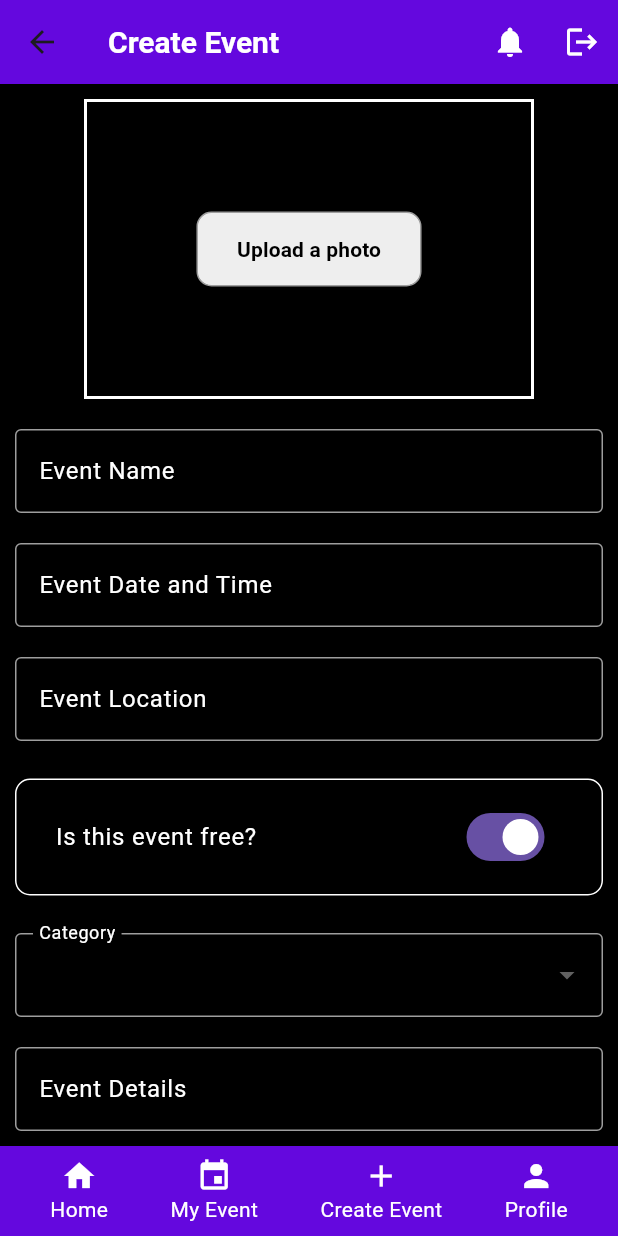
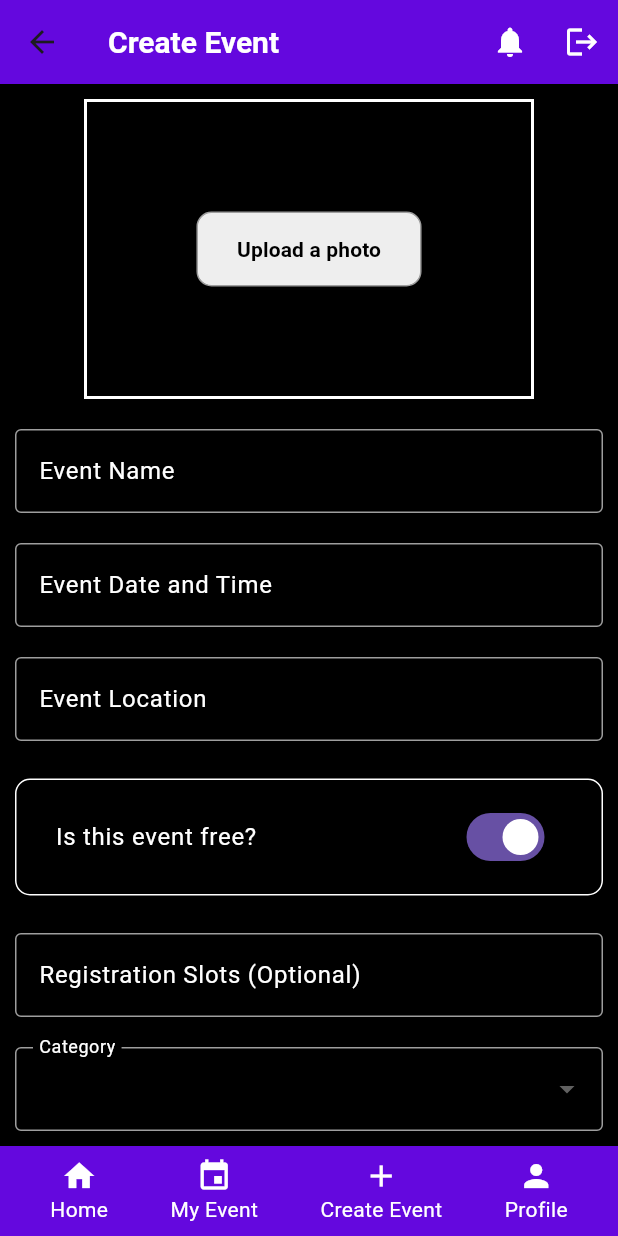
Before and after one commit to hanahumaira/EventHub, a Flutter app: the CreateEventPage screen opened directly with empty values, on a phone screen of 412 x 824 dp. Run offline on Flutter 3.47's test engine with Material 3 defaults, Android fonts, the phone set to English and light mode, and no system bars; our stand-ins replace cloud_firestore, firebase_auth, firebase_core, firebase_storage, get, image_picker and 1 more; accounts and stored records are empty.

Commit message:
Slots & Report button

```diff
--- a/lib/model/event.dart
+++ b/lib/model/event.dart
@@ -12,6 +12,8 @@ class Event {
   String details;
   String organiser;
   Timestamp timestamp;
+  int? registration;
+  int? slots;
 
   Event({
     required this.id,
@@ -25,6 +27,8 @@ class Event {
     required this.details,
     required this.organiser,
     required this.timestamp,
+    this.registration,
+    this.slots,
   });
 
   factory Event.fromSnapshot(DocumentSnapshot snapshot) {
@@ -53,6 +57,13 @@ class Event {
     // Extract 'timestamp' field as Timestamp
     Timestamp timestamp = data['timestamp'] ?? Timestamp.now();
 
+    // Extract 'registration' field, allow null if missing or invalid
+    int? registration =
+        data['registration'] is int ? data['registration'] as int : null;
+
+    // Extract 'slots' field, allow null if missing or invalid
+    int? slots = data['slots'] is int ? data['slots'] as int : null;
+
     return Event(
       id: snapshot.id,
       imageURL: data['imageURL'] ?? 'lib/images/mainpage.png',
@@ -65,6 +76,8 @@ class Event {
       details: data['details'] ?? '',
       organiser: data['organiser'] ?? '',
       timestamp: timestamp,
+      registration: registration,
+      slots: slots,
     );
   }
 
@@ -81,6 +94,8 @@ class Event {
       'details': details,
       'organiser': organiser,
       'timestamp': timestamp,
+      'registration': registration,
+      'slots': slots,
     };
   }
 
@@ -97,6 +112,8 @@ class Event {
       'details': details,
       'organiser': organiser,
       'timestamp': timestamp,
+      'registration': registration,
+      'slots': slots,
     };
   }
 }
--- a/lib/screen/organiser/create_event.dart
+++ b/lib/screen/organiser/create_event.dart
@@ -44,6 +44,7 @@ class _CreateEventPageState extends State<CreateEventPage> {
   File? _selectedImage;
   DateTime? _selectedDateTime;
   bool _isFreeEvent = true;
+  int? _selectedSlots;
 
   final _formKey = GlobalKey<FormState>();
   final _eventNameController = TextEditingController();
@@ -53,6 +54,7 @@ class _CreateEventPageState extends State<CreateEventPage> {
   final _feeLinkController = TextEditingController();
   final _organiserController = TextEditingController();
   final _detailsController = TextEditingController();
+  final _slotsController = TextEditingController();
   // final _categoryController = TextEditingController();
 
   @override
@@ -126,6 +128,7 @@ class _CreateEventPageState extends State<CreateEventPage> {
         'location': _locationController.text, // Store event location
         'fee': _isFreeEvent ? 'Free' : _feeController.text, // Store event fee
         'feeLink': _feeLinkController.text, // Store fee link if any
+        'slots': _slotsController.text, //Store the slots
         'category': _selectedCategory, // Store event category
         'details': _detailsController.text, // Store event details
         'organiser': _organiserController.text, // Store event organizer
@@ -434,6 +437,33 @@ class _CreateEventPageState extends State<CreateEventPage> {
                   const SizedBox(height: 20),
                 ],
 
+                TextFormField(
+                  controller: _slotsController,
+                  keyboardType: TextInputType.number,
+                  decoration: const InputDecoration(
+                    labelText: 'Registration Slots (Optional)',
+                    hintText:
+                        'Enter the number of slots available for registration.',
+                    labelStyle: TextStyle(color: Colors.white),
+                    border: OutlineInputBorder(
+                      borderSide: BorderSide(color: Colors.grey, width: 1.0),
+                    ),
+                    focusedBorder: OutlineInputBorder(
+                      borderSide: BorderSide(color: Colors.white, width: 2.0),
+                    ),
+                    enabledBorder: OutlineInputBorder(
+                      borderSide: BorderSide(color: Colors.grey, width: 1.0),
+                    ),
+                  ),
+                  style: const TextStyle(color: Colors.white),
+                  onChanged: (value) {
+                    // Parse the input string to int and update the selectedSlots
+                    setState(() {
+                      _selectedSlots = int.tryParse(value);
+                    });
+                  },
+                ),
+                const SizedBox(height: 20),
                 // Category
                 DropdownButtonFormField<String>(
                   value: _selectedCategory,
```
Also changed, not shown: lib/screen/organiser/event_details.dart (+24 -5 lines), lib/screen/organiser/organiser_homepage.dart (+18 -0 lines), lib/screen/organiser/report_event.dart (added, +34 -0 lines).
